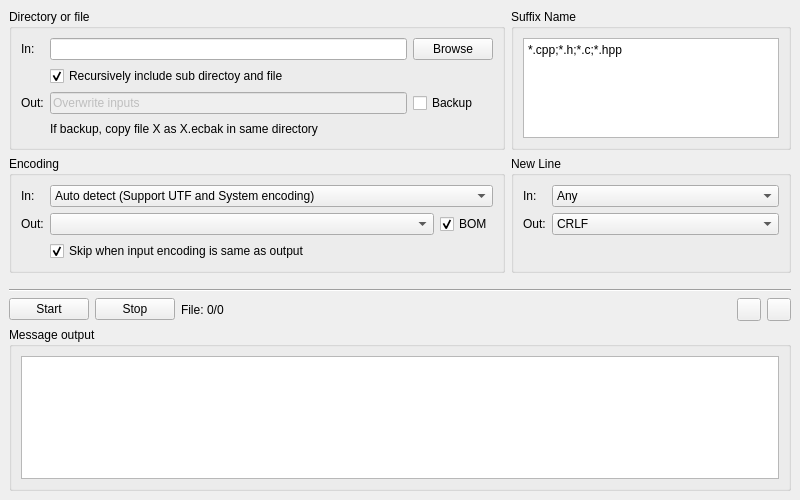
The window that MainWindow.ui (CharlesLiaoO/EncodingConverter) describes before a commit, drawn with Qt 5.
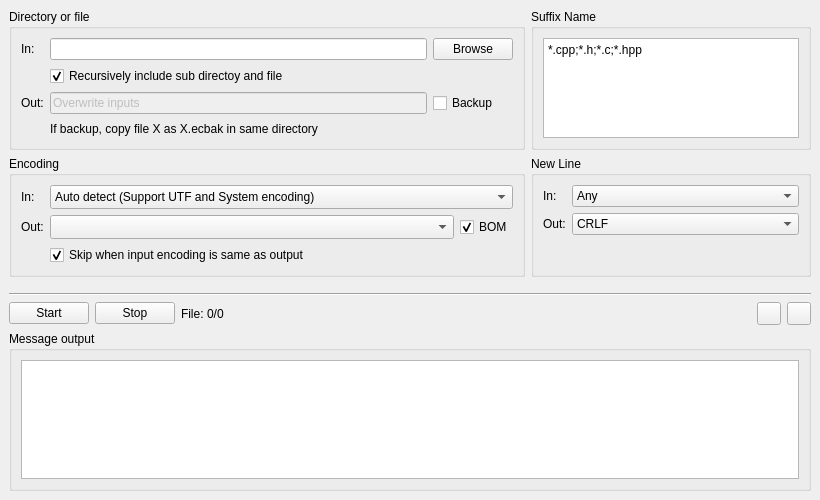
The same window after the commit. Icons and pictures are not drawn.

Commit message: Encoding combobox optimization

Diff of the .ui file:
```diff
--- a/MainWindow.ui
+++ b/MainWindow.ui
@@ -6,7 +6,7 @@
    <rect>
     <x>0</x>
     <y>0</y>
-    <width>800</width>
+    <width>820</width>
     <height>500</height>
    </rect>
   </property>
@@ -30,6 +30,9 @@
        </item>
        <item row="0" column="1">
         <widget class="QComboBox" name="comboBox_EncodingSrc">
+         <property name="sizeAdjustPolicy">
+          <enum>QComboBox::AdjustToMinimumContentsLengthWithIcon</enum>
+         </property>
          <item>
           <property name="text">
            <string>Auto detect (Support UTF and System encoding)</string>
@@ -47,7 +50,11 @@
        <item row="1" column="1">
         <layout class="QHBoxLayout" name="horizontalLayout_3" stretch="1,0">
          <item>
-          <widget class="QComboBox" name="comboBox_EncodingDest"/>
+          <widget class="QComboBox" name="comboBox_EncodingDest">
+           <property name="sizeAdjustPolicy">
+            <enum>QComboBox::AdjustToMinimumContentsLengthWithIcon</enum>
+           </property>
+          </widget>
          </item>
          <item>
           <widget class="QCheckBox" name="checkBox_BomDest">
```
The commit also changes 1 other file.
